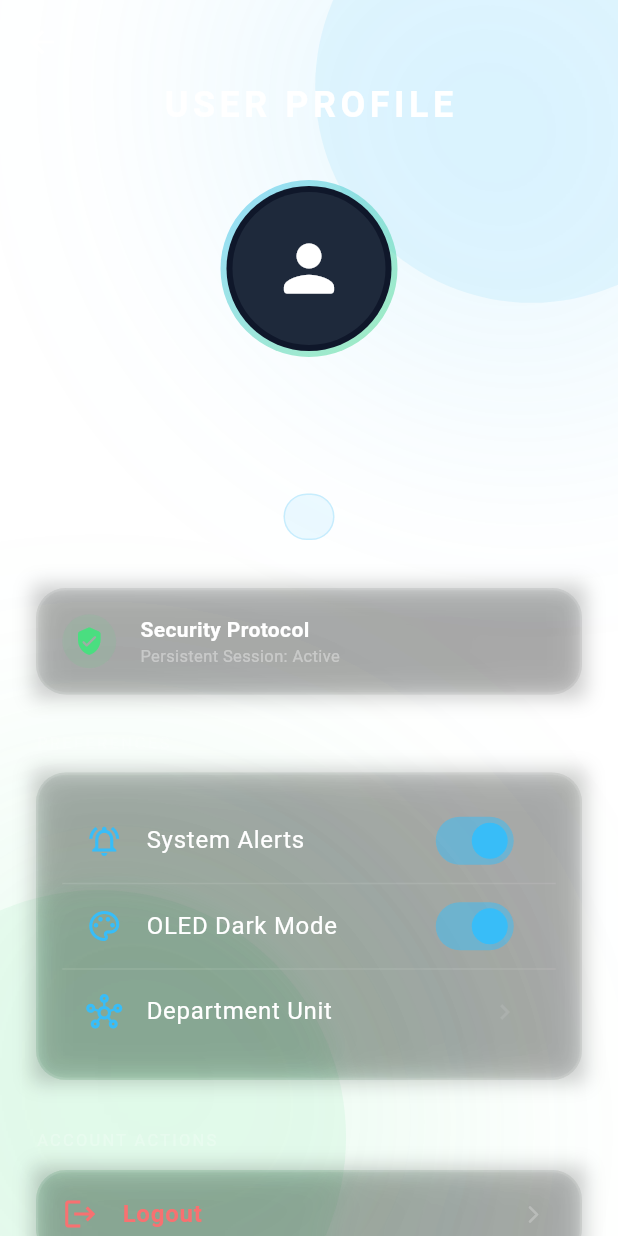
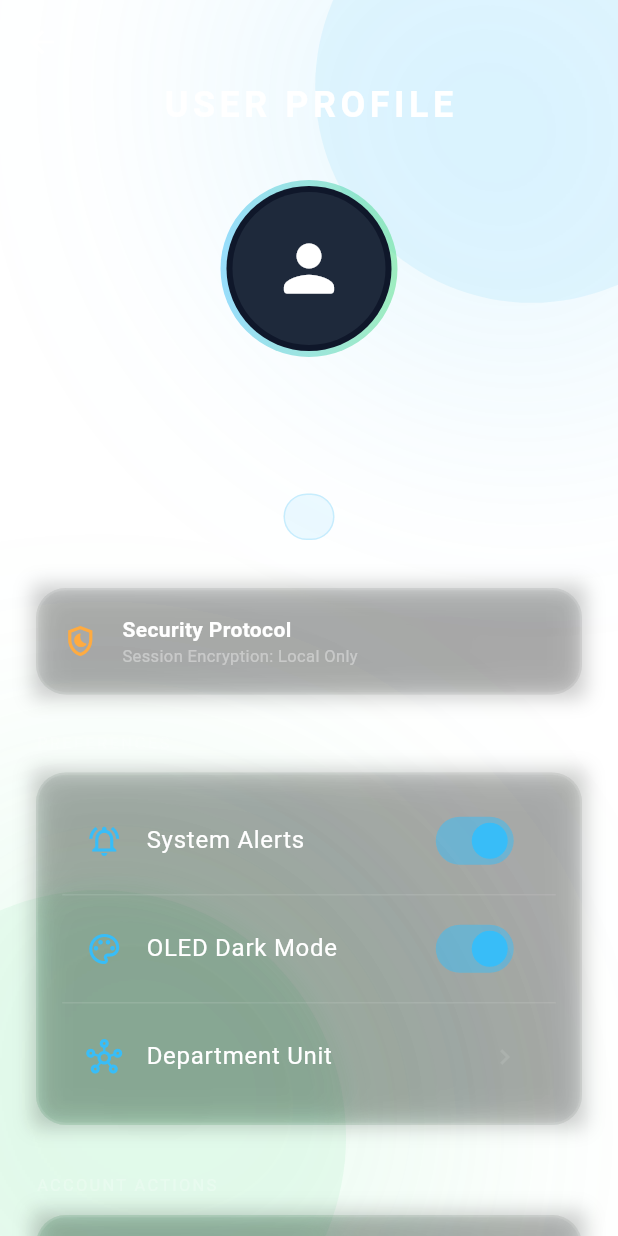
Before and after one commit to Art-Invis/mobile_flutter_iot, a Flutter app: the ProfileScreen screen opened directly, on a phone screen of 412 x 824 dp. Run offline on Flutter 3.47's test engine with Material 3 defaults, Android fonts, the phone set to English and light mode, and no system bars; our stand-ins replace connectivity_plus, flutter_secure_storage, shared_preferences; missing offline and left inert: mqtt_client, shake; accounts and stored records are empty.

Commit message:
Update profile screen with provider

```diff
--- a/lib/profile/profile_screen.dart
+++ b/lib/profile/profile_screen.dart
@@ -1,10 +1,11 @@
 import 'package:flutter/material.dart';
 import 'package:mobile_flutter_iot/models/user_model.dart';
+import 'package:mobile_flutter_iot/providers/auth_provider.dart';
 import 'package:mobile_flutter_iot/repository/local_user_repository.dart';
 import 'package:mobile_flutter_iot/widgets/blur_blob.dart';
 import 'package:mobile_flutter_iot/widgets/glass_card.dart';
 import 'package:mobile_flutter_iot/widgets/profile_item.dart';
-import 'package:shared_preferences/shared_preferences.dart';
+import 'package:provider/provider.dart';
 
 class ProfileScreen extends StatefulWidget {
   const ProfileScreen({super.key});
@@ -16,7 +17,6 @@ class ProfileScreen extends StatefulWidget {
 class _ProfileScreenState extends State<ProfileScreen> {
   bool _notifications = true;
   bool _darkMode = true;
-  bool _isAutoLoginEnabled = false;
 
   UserModel? _currentUser;
   final _userRepository = LocalUserRepository();
@@ -29,11 +29,54 @@ class _ProfileScreenState extends State<ProfileScreen> {
 
   Future<void> _loadUserData() async {
     final user = await _userRepository.getUser();
-    final prefs = await SharedPreferences.getInstance();
+    if (mounted) {
       setState(() {
         _currentUser = user;
-      _isAutoLoginEnabled = prefs.getBool('isLoggedIn') ?? false;
       });
+    }
+  }
+
+  void _showLogoutDialog() {
+    showDialog<void>(
+      context: context,
+      builder: (dialogContext) {
+        return AlertDialog(
+          backgroundColor: const Color(0xFF1E293B),
+          shape:
+              RoundedRectangleBorder(borderRadius: BorderRadius.circular(20)),
+          title: const Text(
+            'System Termination',
+            style: TextStyle(color: Colors.white),
+          ),
+          content: const Text('Are you sure you want to logout?'),
+          actions: [
+            TextButton(
+              onPressed: () => Navigator.pop(dialogContext),
+              child: const Text('CANCEL'),
+            ),
+            TextButton(
+              onPressed: () async {
+                final auth = Provider.of<AuthProvider>(context, listen: false);
+
+                Navigator.pop(dialogContext);
+
+                await auth.logout();
+
+                if (mounted) {
+                  Navigator.pushNamedAndRemoveUntil(
+                    context,
+                    '/login',
+                    (route) => false,
+                  );
+                }
+              },
+              child: const Text('LOGOUT',
+                  style: TextStyle(color: Colors.redAccent),),
+            ),
+          ],
+        );
+      },
+    );
   }
 
   Future<void> _deleteAccount() async {
@@ -50,30 +93,24 @@ class _ProfileScreenState extends State<ProfileScreen> {
           ],
         ),
         content: const Text(
-          'This will permanently erase your encryption keys, '
-          'saved devices, and local profile. Continue?',
+          'This will permanently erase your encryption keys '
+          'and local profile. Continue?',
           style: TextStyle(color: Colors.white70),
         ),
         actions: [
           TextButton(
             onPressed: () => Navigator.pop(context, false),
-            child: const Text(
-              'CANCEL',
-              style: TextStyle(color: Colors.white38),
+            child:
+                const Text('CANCEL', style: TextStyle(color: Colors.white38)),
           ),
-          ),
-          Container(
-            margin: const EdgeInsets.only(right: 8),
-            child: ElevatedButton(
+          ElevatedButton(
             style: ElevatedButton.styleFrom(
               backgroundColor: const Color(0xFFF87171).withValues(alpha: 0.2),
               foregroundColor: const Color(0xFFF87171),
-                elevation: 0,
               side: const BorderSide(color: Color(0xFFF87171)),
             ),
             onPressed: () => Navigator.pop(context, true),
             child: const Text('CONFIRM PURGE'),
-            ),
           ),
         ],
       ),
@@ -82,7 +119,14 @@ class _ProfileScreenState extends State<ProfileScreen> {
     if (confirm == true) {
       await _userRepository.deleteUser();
       if (mounted) {
-        Navigator.pushNamedAndRemoveUntil(context, '/login', (route) => false);
+        await context.read<AuthProvider>().logout();
+        if (mounted) {
+          Navigator.pushNamedAndRemoveUntil(
+            context,
+            '/login',
+            (route) => false,
+          );
+        }
       }
     }
   }
@@ -93,27 +137,19 @@ class _ProfileScreenState extends State<ProfileScreen> {
     void Function(String) onSave,
   ) async {
     final controller = TextEditingController(text: currentValue);
-    return showDialog(
+    return showDialog<void>(
       context: context,
       builder: (context) => AlertDialog(
         backgroundColor: const Color(0xFF1E293B),
-        shape: RoundedRectangleBorder(borderRadius: BorderRadius.circular(20)),
-        title: Text(
-          'Update $title',
-          style: const TextStyle(color: Colors.white, fontSize: 18),
-        ),
+        title:
+            Text('Update $title', style: const TextStyle(color: Colors.white)),
         content: TextField(
           controller: controller,
-          autofocus: true,
           style: const TextStyle(color: Colors.white),
           decoration: InputDecoration(
             hintText: 'Enter new $title',
-            hintStyle: const TextStyle(color: Colors.white24),
             enabledBorder: const UnderlineInputBorder(
               borderSide: BorderSide(color: Colors.white24),
-            ),
-            focusedBorder: const UnderlineInputBorder(
-              borderSide: BorderSide(color: Color(0xFF38BDF8)),
             ),
           ),
         ),
@@ -124,16 +160,12 @@ class _ProfileScreenState extends State<ProfileScreen> {
           ),
           TextButton(
             onPressed: () {
-              if (controller.text.isNotEmpty) {
               onSave(controller.text);
               Navigator.pop(context);
               _loadUserData();
-              }
             },
-            child: const Text(
-              'Save Changes',
-              style: TextStyle(color: Color(0xFF38BDF8)),
-            ),
+            child:
+                const Text('Save', style: TextStyle(color: Color(0xFF38BDF8))),
           ),
         ],
       ),
@@ -143,7 +175,7 @@ class _ProfileScreenState extends State<ProfileScreen> {
   @override
   Widget build(BuildContext context) {
     final size = MediaQuery.of(context).size;
-    final isWide = size.width > 600;
+    final auth = context.watch<AuthProvider>();
 
     return Scaffold(
       backgroundColor: Colors.transparent,
@@ -161,21 +193,33 @@ class _ProfileScreenState extends State<ProfileScreen> {
             color: const Color(0xFF4ADE80).withValues(alpha: 0.08),
             size: size.width * 0.8,
           ),
-
           CustomScrollView(
             physics: const BouncingScrollPhysics(),
             slivers: [
-              _buildAppBar(isWide),
+              const SliverAppBar(
+                expandedHeight: 100,
+                pinned: true,
+                backgroundColor: Colors.transparent,
+                flexibleSpace: FlexibleSpaceBar(
+                  centerTitle: true,
+                  title: Text(
+                    'USER PROFILE',
+                    style: TextStyle(
+                      letterSpacing: 2,
+                      fontSize: 16,
+                      fontWeight: FontWeight.bold,
+                    ),
+                  ),
+                ),
+              ),
               SliverPadding(
-                padding: EdgeInsets.symmetric(
-                  horizontal: isWide ? size.width * 0.2 : 24,
-                  vertical: 20,
-                ),
+                padding:
+                    const EdgeInsets.symmetric(horizontal: 24, vertical: 20),
                 sliver: SliverList(
                   delegate: SliverChildListDelegate([
-                    _buildHeader(isWide),
+                    _buildHeader(),
                     const SizedBox(height: 32),
-                    _buildSecurityStatus(),
+                    _buildSecurityStatus(auth.isLoggedIn),
                     const SizedBox(height: 24),
                     const Text(
                       'PREFERENCES',
@@ -197,7 +241,7 @@ class _ProfileScreenState extends State<ProfileScreen> {
                       ),
                     ),
                     const SizedBox(height: 12),
-                    _buildActionButtons(context),
+                    _buildActionButtons(),
                     const SizedBox(height: 40),
                   ]),
                 ),
@@ -209,25 +253,7 @@ class _ProfileScreenState extends State<ProfileScreen> {
     );
   }
 
-  Widget _buildAppBar(bool isWide) => SliverAppBar(
-    expandedHeight: isWide ? 150 : 100,
-    pinned: true,
-    backgroundColor: Colors.transparent,
-    elevation: 0,
-    flexibleSpace: const FlexibleSpaceBar(
-      centerTitle: true,
-      title: Text(
-        'USER PROFILE',
-        style: TextStyle(
-          letterSpacing: 2,
-          fontSize: 16,
-          fontWeight: FontWeight.bold,
-        ),
-      ),
-    ),
-  );
-
-  Widget _buildHeader(bool isWide) {
+  Widget _buildHeader() {
     final name = _currentUser?.fullName ?? 'Loading...';
     final dept = _currentUser?.department ?? 'Unknown Department';
     final email = _currentUser?.email ?? 'no-email@system.io';
@@ -243,21 +269,15 @@ class _ProfileScreenState extends State<ProfileScreen> {
                 const Color(0xFF38BDF8).withValues(alpha: 0.5),
                 const Color(0xFF4ADE80).withValues(alpha: 0.5),
               ],
-              begin: Alignment.topLeft,
-              end: Alignment.bottomRight,
             ),
           ),
+          child: const CircleAvatar(
+            radius: 55,
+            backgroundColor: Color(0xFF0F172A),
             child: CircleAvatar(
-            radius: isWide ? 70 : 55,
-            backgroundColor: const Color(0xFF0F172A),
-            child: CircleAvatar(
-              radius: isWide ? 66 : 51,
-              backgroundColor: const Color(0xFF1E293B),
-              child: Icon(
-                Icons.person_rounded,
-                size: isWide ? 70 : 50,
-                color: Colors.white,
-              ),
+              radius: 51,
+              backgroundColor: Color(0xFF1E293B),
+              child: Icon(Icons.person_rounded, size: 50, color: Colors.white),
             ),
           ),
         ),
@@ -276,11 +296,7 @@ class _ProfileScreenState extends State<ProfileScreen> {
           }),
           child: Text(
             name,
-            style: const TextStyle(
-              fontSize: 26,
-              fontWeight: FontWeight.bold,
-              letterSpacing: 0.5,
-            ),
+            style: const TextStyle(fontSize: 26, fontWeight: FontWeight.bold),
           ),
         ),
         const SizedBox(height: 4),
@@ -289,14 +305,13 @@ class _ProfileScreenState extends State<ProfileScreen> {
           style: const TextStyle(
             color: Color(0xFF4ADE80),
             fontSize: 12,
-            fontWeight: FontWeight.w600,
-            letterSpacing: 1,
+            fontWeight: FontWeight.bold,
           ),
         ),
         const SizedBox(height: 12),
         GestureDetector(
           onTap: () => _editProfileField('Email', email, (val) async {
-            if (val.contains('@') && _currentUser != null) {
+            if (_currentUser != null) {
               final updated = UserModel(
                 fullName: _currentUser!.fullName,
                 email: val,
@@ -317,11 +332,7 @@ class _ProfileScreenState extends State<ProfileScreen> {
             ),
             child: Text(
               email,
-              style: const TextStyle(
-                color: Color(0xFF38BDF8),
-                fontSize: 12,
-                fontWeight: FontWeight.w500,
-              ),
+              style: const TextStyle(color: Color(0xFF38BDF8), fontSize: 12),
             ),
           ),
         ),
@@ -329,26 +340,14 @@ class _ProfileScreenState extends State<ProfileScreen> {
     );
   }
 
-  Widget _buildSecurityStatus() => GlassCard(
+  Widget _buildSecurityStatus(bool isActive) => GlassCard(
         child: Row(
           children: [
-        Container(
-          padding: const EdgeInsets.all(8),
-          decoration: BoxDecoration(
-            color: _isAutoLoginEnabled
-                ? const Color(0xFF4ADE80).withValues(alpha: 0.1)
-                : Colors.orangeAccent.withValues(alpha: 0.1),
-            shape: BoxShape.circle,
-          ),
-          child: Icon(
-            _isAutoLoginEnabled
+            Icon(
+              isActive
                   ? Icons.verified_user_rounded
                   : Icons.shield_moon_outlined,
-            color: _isAutoLoginEnabled
-                ? const Color(0xFF4ADE80)
-                : Colors.orangeAccent,
-            size: 20,
-          ),
+              color: isActive ? const Color(0xFF4ADE80) : Colors.orangeAccent,
             ),
             const SizedBox(width: 16),
             Column(
@@ -356,10 +355,10 @@ class _ProfileScreenState extends State<ProfileScreen> {
               children: [
                 const Text(
                   'Security Protocol',
-              style: TextStyle(fontSize: 14, fontWeight: FontWeight.bold),
+                  style: TextStyle(fontWeight: FontWeight.bold),
                 ),
                 Text(
-              _isAutoLoginEnabled
+                  isActive
                       ? 'Persistent Session: Active'
                       : 'Session Encryption: Local Only',
                   style: const TextStyle(fontSize: 11, color: Colors.white38),
@@ -380,7 +379,7 @@ class _ProfileScreenState extends State<ProfileScreen> {
               value: _notifications,
               onChanged: (v) => setState(() => _notifications = v),
             ),
-        const Divider(color: Colors.white10, height: 1),
+            const Divider(color: Colors.white10),
             ProfileMenuItem(
               icon: Icons.palette_outlined,
               title: 'OLED Dark Mode',
@@ -388,15 +387,13 @@ class _ProfileScreenState extends State<ProfileScreen> {
               value: _darkMode,
               onChanged: (v) => setState(() => _darkMode = v),
             ),
-        const Divider(color: Colors.white10, height: 1),
+            const Divider(color: Colors.white10),
             ProfileMenuItem(
               icon: Icons.hub_outlined,
               title: 'Department Unit',
               trailingText: _currentUser?.department ?? '...',
               onTap: () => _editProfileField(
-            'Department',
-            _currentUser?.department ?? '',
-            (val) async {
+                  'Department', _currentUser?.department ?? '', (val) async {
                 if (_currentUser != null) {
                   final updated = UserModel(
                     fullName: _currentUser!.fullName,
@@ -405,34 +402,19 @@ class _ProfileScreenState extends State<ProfileScreen> {
                     department: val,
                   );
                   await _userRepository.saveUser(updated);
-                _loadUserData();
                 }
-            },
-          ),
+              }),
             ),
           ],
         ),
       );
 
-  Widget _buildActionButtons(BuildContext context) => Column(
+  Widget _buildActionButtons() => Column(
         children: [
           GlassCard(
             padding: EdgeInsets.zero,
             child: ListTile(
-          onTap: () async {
-            final prefs = await SharedPreferences.getInstance();
-            await prefs.setBool('isLoggedIn', false);
-            if (context.mounted) {
-              Navigator.pushNamedAndRemoveUntil(
-                context,
-                '/login',
-                (route) => false,
-              );
-            }
-          },
-          shape: RoundedRectangleBorder(
-            borderRadius: BorderRadius.circular(15),
-          ),
+              onTap: _showLogoutDialog,
               leading: const Icon(Icons.logout, color: Color(0xFFF87171)),
               title: const Text(
                 'Logout',
@@ -463,7 +445,7 @@ class _ProfileScreenState extends State<ProfileScreen> {
               ),
               child: const Center(
                 child: Text(
-              'DELETE ACCOUNT ',
+                  'DELETE ACCOUNT',
                   style: TextStyle(
                     color: Color(0xFFF87171),
                     fontSize: 11,
```
Lines whose indentation alone changed are shown as unchanged.
